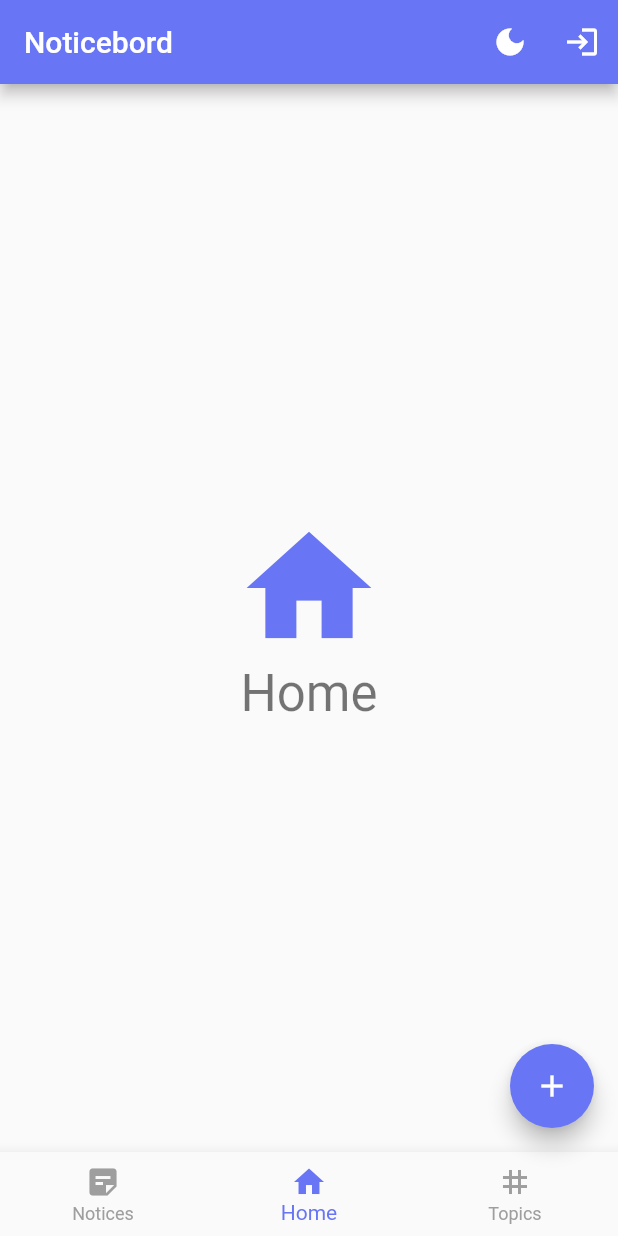
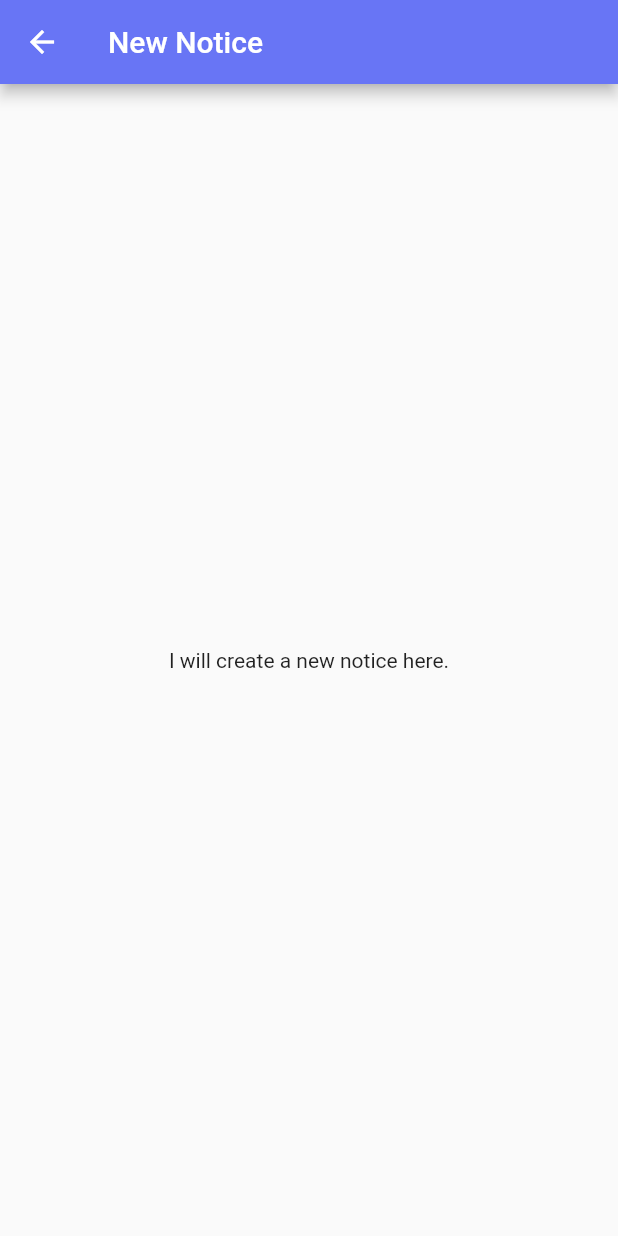
Before and after one commit to noticebord/app, a Flutter app: the HomePage screen opened directly, after a tap on the "add" icon, on a phone screen of 412 x 824 dp. Run offline on Flutter 3.47's test engine with Material 2 defaults, Android fonts, the phone set to English and light mode, and no system bars; our stand-ins replace shared_preferences; accounts and stored records are empty; network calls fail.

Commit message:
Scaffold new notice page

```diff
--- a/lib/pages/home_page.dart
+++ b/lib/pages/home_page.dart
@@ -1,5 +1,7 @@
+import 'package:animations/animations.dart';
 import 'package:app/application_model.dart';
 import 'package:app/pages/login_page.dart';
+import 'package:app/pages/new_notice_page.dart';
 import 'package:app/screens/home_screen.dart';
 import 'package:app/screens/notices_screen.dart';
 import 'package:app/screens/profile_screen.dart';
@@ -22,8 +24,6 @@ class _HomePageState extends State<HomePage> {
   void _onTap(int index) {
     Provider.of<ApplicationModel>(context, listen: false).setPage(index);
   }
-
-  void _addNotice() {}
 
   @override
   void initState() {
@@ -92,10 +92,21 @@ class _HomePageState extends State<HomePage> {
                     icon: Icon(Icons.account_circle), label: "Profile"),
             ],
           ),
-          floatingActionButton: FloatingActionButton(
-            onPressed: _addNotice,
-            tooltip: 'Add a Notice',
-            child: const Icon(Icons.add),
+          floatingActionButton: OpenContainer(
+            transitionType: ContainerTransitionType.fade,
+            openBuilder: (context, openContainer) => const NewNoticePage(),
+            closedElevation: 0,
+            closedShape: const RoundedRectangleBorder(
+              borderRadius: BorderRadius.all(Radius.circular(28))
+            ),
+            closedColor: Theme.of(context).colorScheme.secondary,
+            closedBuilder: (context, openContainer) {
+              return SizedBox(
+                height: 56,
+                width: 56,
+                child: Center(child: Icon(Icons.add, color: Theme.of(context).colorScheme.onSecondary)),
+              );
+            }
           ),
         );
       },
--- /dev/null
+++ b/lib/pages/new_notice_page.dart
@@ -0,0 +1,20 @@
+import 'package:flutter/material.dart';
+
+class NewNoticePage extends StatefulWidget {
+  const NewNoticePage({Key? key}) : super(key: key);
+
+  @override
+  State<StatefulWidget> createState() => _NewNoticePage();
+}
+
+class _NewNoticePage extends State<NewNoticePage> {
+  @override
+  Widget build(BuildContext context) {
+    return Scaffold(
+      appBar: AppBar(
+        title: const Text("New Notice"),
+      ),
+      body: const Center(child: Text("I will create a new notice here.")),
+    );
+  }
+}
```
